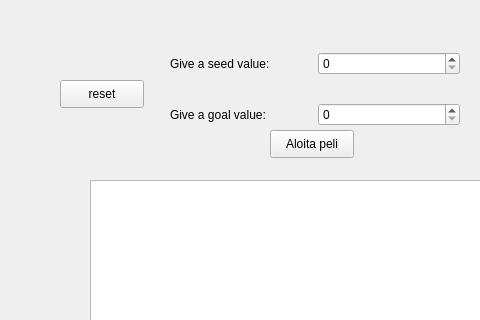
Old version of the form student/12/numbers_gui/mainwindow.ui in the repository nvjsalonen/Ohj2; both pictures show x 0 to 480 and y 0 to 320 of the 800 by 600 pixel window.
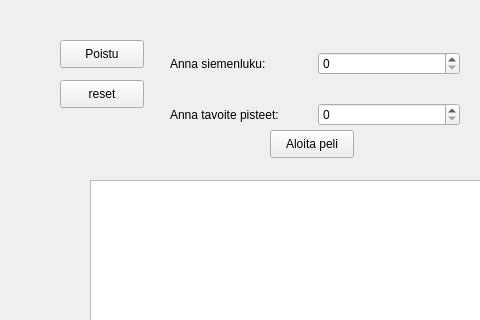
New version of the form.

Commit message: Push buttonit ovat nyt defaulttina disbled

```diff
--- a/student/12/numbers_gui/mainwindow.ui
+++ b/student/12/numbers_gui/mainwindow.ui
@@ -43,14 +43,14 @@
      <item row="0" column="0">
       <widget class="QLabel" name="label">
        <property name="text">
-        <string>Give a seed value:</string>
+        <string>Anna siemenluku:</string>
        </property>
       </widget>
      </item>
      <item row="1" column="0">
       <widget class="QLabel" name="label_2">
        <property name="text">
-        <string>Give a goal value:</string>
+        <string>Anna tavoite pisteet:</string>
        </property>
       </widget>
      </item>
@@ -134,6 +134,19 @@
      <string>reset</string>
     </property>
    </widget>
+   <widget class="QPushButton" name="poistuPushButton">
+    <property name="geometry">
+     <rect>
+      <x>60</x>
+      <y>40</y>
+      <width>84</width>
+      <height>28</height>
+     </rect>
+    </property>
+    <property name="text">
+     <string>Poistu</string>
+    </property>
+   </widget>
   </widget>
   <widget class="QMenuBar" name="menubar">
    <property name="geometry">
```
Left out of the diff: 19 changed lines with no effect on the pictures. The commit also changes 4 other files.
